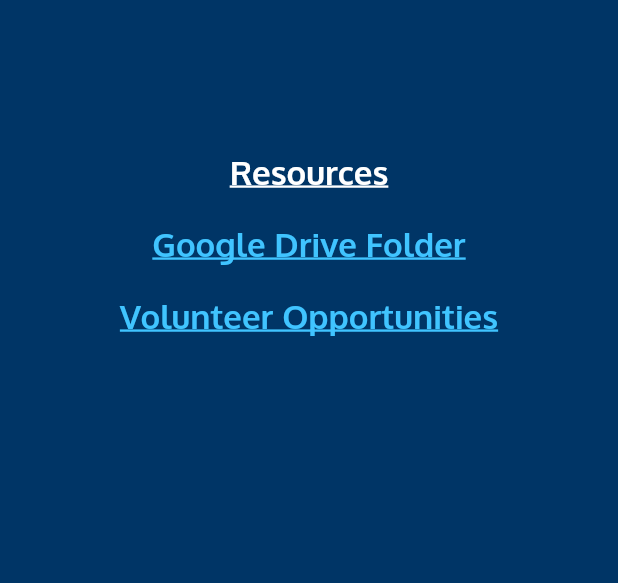
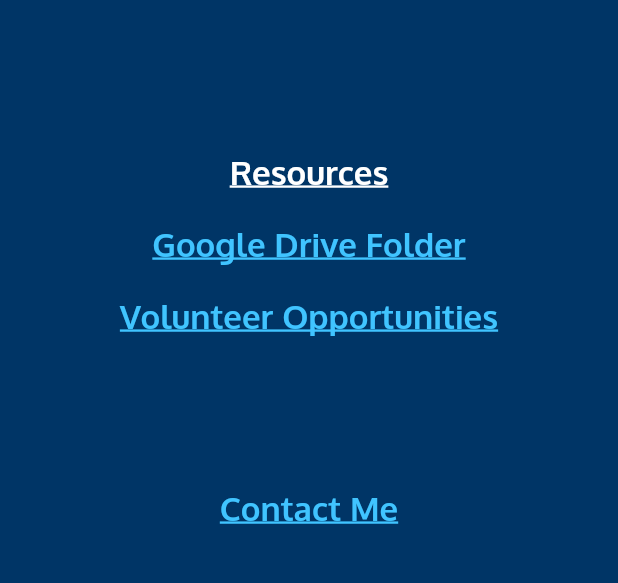
Before and after one commit to tayloraj10/Collective, a Flutter app: the Resources widget shown alone on an empty page, opened directly, on a phone screen of 412 x 824 dp, the part 354-937 px from its top. Run offline on Flutter 3.47's test engine with Material 2 defaults, Android fonts, the phone set to English and light mode, and no system bars; our stand-ins replace accordion, cloud_firestore, dropdown_search, firebase_auth, firebase_core, fluttertoast and 1 more; missing offline and left inert: flutterfire_ui, instant; accounts and stored records are empty; network calls fail.

Commit message:
add contact info and tooltip

```diff
--- a/lib/screens/resources.dart
+++ b/lib/screens/resources.dart
@@ -53,6 +53,17 @@
                       text: 'Volunteer Opportunities',
                       url:
                           'https://docs.google.com/spreadsheets/d/1tjOrcGyvZ9yVKB8QLvHV-ZrNb0wtwedlDJgpEneL5hc/edit?usp=sharing',
+                    ),
+                    SizedBox(
+                      height: 100,
+                    ),
+                    Tooltip(
+                      message: 'tayloraj10@gmail.com',
+                      waitDuration: Duration(seconds: 1),
+                      child: ResourceLink(
+                        text: 'Contact Me',
+                        url: 'mailto:<tayloraj10@gmail.com>',
+                      ),
                     )
                   ],
                 ),
--- a/lib/todo.txt
+++ b/lib/todo.txt
@@ -11,11 +11,13 @@
     c. show notes on calendar
 3. open chat tab where anyone can leave a message
 4. project details and project adding
-5. user page with user contact info
-6. groups that people can join and host projects through
-7. DONE - domain name
+5. user page with user contact info and authentication tasks like password reset
+6. check why passoword reset and email verify emails aren't sending
+7. groups that people can join and host projects through
+8. DONE - domain name
 9. POI map
 10. admin tools
 11. firebase rules
 12. Friendly Competition - track differently daily acitivites to see how you stack up
 13. Delete user info from firebase when user is deleted in profile page
+14. contact info for me on home page
```
Also changed, not shown: 1 other file.
